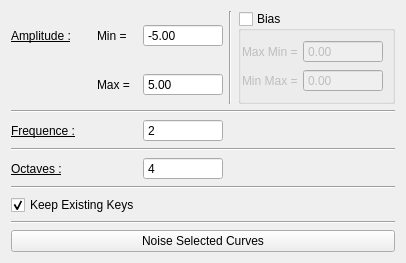
First picture: the form in tools/maya/anim/noiseAnimCurve/ui/noiseAnimCurve.ui, repository snaress/bank, before the edit.
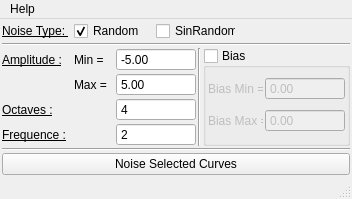
Second picture: the form after the edit.

Commit message:
noiseAnimCurve: Update cmds
Add amplitude bias evaluation
Edit ui with noise options

The edit to the form file:
```diff
--- a/tools/maya/anim/noiseAnimCurve/ui/noiseAnimCurve.ui
+++ b/tools/maya/anim/noiseAnimCurve/ui/noiseAnimCurve.ui
@@ -1,30 +1,140 @@
 <?xml version="1.0" encoding="UTF-8"?>
 <ui version="4.0">
- <class>Form</class>
- <widget class="QWidget" name="Form">
+ <class>MainWindow</class>
+ <widget class="QMainWindow" name="MainWindow">
   <property name="geometry">
    <rect>
     <x>0</x>
     <y>0</y>
-    <width>398</width>
-    <height>237</height>
+    <width>350</width>
+    <height>192</height>
    </rect>
   </property>
   <property name="windowTitle">
    <string>Noise Anim Curve</string>
   </property>
+  <widget class="QWidget" name="centralwidget">
   <layout class="QGridLayout" name="gridLayout_2">
+    <property name="margin">
+     <number>2</number>
+    </property>
+    <property name="spacing">
+     <number>2</number>
+    </property>
+    <item row="0" column="0" colspan="3">
+     <layout class="QHBoxLayout" name="hlNoiseType">
+      <property name="spacing">
+       <number>2</number>
+      </property>
+      <item>
+       <widget class="QLabel" name="lNoiseType">
+        <property name="minimumSize">
+         <size>
+          <width>70</width>
+          <height>0</height>
+         </size>
+        </property>
+        <property name="maximumSize">
+         <size>
+          <width>70</width>
+          <height>16777215</height>
+         </size>
+        </property>
+        <property name="font">
+         <font>
+          <underline>true</underline>
+         </font>
+        </property>
+        <property name="text">
+         <string>Noise Type: </string>
+        </property>
+       </widget>
+      </item>
+      <item>
+       <widget class="QCheckBox" name="cbRandom">
+        <property name="minimumSize">
+         <size>
+          <width>80</width>
+          <height>0</height>
+         </size>
+        </property>
+        <property name="maximumSize">
+         <size>
+          <width>80</width>
+          <height>16777215</height>
+         </size>
+        </property>
+        <property name="text">
+         <string>Random</string>
+        </property>
+        <property name="checked">
+         <bool>true</bool>
+        </property>
+        <property name="autoExclusive">
+         <bool>true</bool>
+        </property>
+       </widget>
+      </item>
+      <item>
+       <widget class="QCheckBox" name="cbSinRandom">
+        <property name="minimumSize">
+         <size>
+          <width>80</width>
+          <height>0</height>
+         </size>
+        </property>
+        <property name="maximumSize">
+         <size>
+          <width>80</width>
+          <height>16777215</height>
+         </size>
+        </property>
+        <property name="text">
+         <string>SinRandom</string>
+        </property>
+        <property name="autoExclusive">
+         <bool>true</bool>
+        </property>
+       </widget>
+      </item>
+      <item>
+       <spacer name="horizontalSpacer">
+        <property name="orientation">
+         <enum>Qt::Horizontal</enum>
+        </property>
+        <property name="sizeHint" stdset="0">
+         <size>
+          <width>40</width>
+          <height>20</height>
+         </size>
+        </property>
+       </spacer>
+      </item>
+     </layout>
+    </item>
+    <item row="1" column="0" colspan="3">
+     <widget class="Line" name="line_3">
+      <property name="orientation">
+       <enum>Qt::Horizontal</enum>
+      </property>
+     </widget>
+    </item>
+    <item row="2" column="0">
+     <layout class="QGridLayout" name="glNoiseParams">
+      <property name="spacing">
+       <number>2</number>
+      </property>
    <item row="0" column="0">
     <widget class="QLabel" name="lAmp">
      <property name="minimumSize">
       <size>
-       <width>80</width>
+          <width>70</width>
        <height>0</height>
       </size>
      </property>
      <property name="maximumSize">
       <size>
-       <width>80</width>
+          <width>70</width>
        <height>16777215</height>
       </size>
      </property>
@@ -85,119 +195,6 @@
      </property>
     </widget>
    </item>
-   <item row="0" column="3" rowspan="2">
-    <widget class="Line" name="line_4">
-     <property name="orientation">
-      <enum>Qt::Vertical</enum>
-     </property>
-    </widget>
-   </item>
-   <item row="0" column="4" rowspan="2">
-    <widget class="QGroupBox" name="gbAmpBias">
-     <property name="title">
-      <string>Bias</string>
-     </property>
-     <property name="checkable">
-      <bool>true</bool>
-     </property>
-     <property name="checked">
-      <bool>false</bool>
-     </property>
-     <layout class="QGridLayout" name="gridLayout">
-      <property name="leftMargin">
-       <number>1</number>
-      </property>
-      <item row="0" column="0">
-       <widget class="QLabel" name="lAmpMaxMin">
-        <property name="minimumSize">
-         <size>
-          <width>55</width>
-          <height>0</height>
-         </size>
-        </property>
-        <property name="maximumSize">
-         <size>
-          <width>55</width>
-          <height>16777215</height>
-         </size>
-        </property>
-        <property name="text">
-         <string>Max Min =</string>
-        </property>
-       </widget>
-      </item>
-      <item row="0" column="1">
-       <widget class="QDoubleSpinBox" name="sbMaxMin">
-        <property name="minimumSize">
-         <size>
-          <width>80</width>
-          <height>0</height>
-         </size>
-        </property>
-        <property name="maximumSize">
-         <size>
-          <width>80</width>
-          <height>16777215</height>
-         </size>
-        </property>
-        <property name="buttonSymbols">
-         <enum>QAbstractSpinBox::NoButtons</enum>
-        </property>
-        <property name="minimum">
-         <double>-999999.000000000000000</double>
-        </property>
-        <property name="maximum">
-         <double>999999.000000000000000</double>
-        </property>
-       </widget>
-      </item>
-      <item row="1" column="0">
-       <widget class="QLabel" name="lAmpMinMax">
-        <property name="minimumSize">
-         <size>
-          <width>55</width>
-          <height>0</height>
-         </size>
-        </property>
-        <property name="maximumSize">
-         <size>
-          <width>55</width>
-          <height>16777215</height>
-         </size>
-        </property>
-        <property name="text">
-         <string>Min Max =</string>
-        </property>
-       </widget>
-      </item>
-      <item row="1" column="1">
-       <widget class="QDoubleSpinBox" name="sbMinMax">
-        <property name="minimumSize">
-         <size>
-          <width>80</width>
-          <height>0</height>
-         </size>
-        </property>
-        <property name="maximumSize">
-         <size>
-          <width>80</width>
-          <height>16777215</height>
-         </size>
-        </property>
-        <property name="buttonSymbols">
-         <enum>QAbstractSpinBox::NoButtons</enum>
-        </property>
-        <property name="minimum">
-         <double>-999999.000000000000000</double>
-        </property>
-        <property name="maximum">
-         <double>999999.000000000000000</double>
-        </property>
-       </widget>
-      </item>
-     </layout>
-    </widget>
-   </item>
    <item row="1" column="1">
     <widget class="QLabel" name="lAmpMax">
      <property name="minimumSize">
@@ -245,10 +242,55 @@
      </property>
     </widget>
    </item>
-   <item row="2" column="0" colspan="5">
-    <widget class="Line" name="line">
-     <property name="orientation">
-      <enum>Qt::Horizontal</enum>
+      <item row="2" column="0">
+       <widget class="QLabel" name="lOctave">
+        <property name="minimumSize">
+         <size>
+          <width>70</width>
+          <height>0</height>
+         </size>
+        </property>
+        <property name="maximumSize">
+         <size>
+          <width>70</width>
+          <height>16777215</height>
+         </size>
+        </property>
+        <property name="font">
+         <font>
+          <underline>true</underline>
+         </font>
+        </property>
+        <property name="text">
+         <string>Octaves :</string>
+        </property>
+       </widget>
+      </item>
+      <item row="2" column="2">
+       <widget class="QSpinBox" name="sbOctaves">
+        <property name="minimumSize">
+         <size>
+          <width>80</width>
+          <height>0</height>
+         </size>
+        </property>
+        <property name="maximumSize">
+         <size>
+          <width>80</width>
+          <height>16777215</height>
+         </size>
+        </property>
+        <property name="buttonSymbols">
+         <enum>QAbstractSpinBox::NoButtons</enum>
+        </property>
+        <property name="minimum">
+         <number>1</number>
+        </property>
+        <property name="maximum">
+         <number>9999</number>
+        </property>
+        <property name="value">
+         <number>4</number>
      </property>
     </widget>
    </item>
@@ -256,13 +298,13 @@
     <widget class="QLabel" name="lFreq">
      <property name="minimumSize">
       <size>
-       <width>80</width>
+          <width>70</width>
        <height>0</height>
       </size>
      </property>
      <property name="maximumSize">
       <size>
-       <width>80</width>
+          <width>70</width>
        <height>16777215</height>
       </size>
      </property>
@@ -304,90 +346,135 @@
      </property>
     </widget>
    </item>
-   <item row="4" column="0" colspan="5">
+     </layout>
+    </item>
+    <item row="2" column="1">
     <widget class="Line" name="line_2">
      <property name="orientation">
-      <enum>Qt::Horizontal</enum>
+       <enum>Qt::Vertical</enum>
      </property>
     </widget>
    </item>
-   <item row="5" column="0">
-    <widget class="QLabel" name="lOctave">
-     <property name="minimumSize">
-      <size>
-       <width>80</width>
-       <height>0</height>
-      </size>
-     </property>
-     <property name="maximumSize">
-      <size>
-       <width>80</width>
-       <height>16777215</height>
-      </size>
-     </property>
-     <property name="font">
-      <font>
-       <underline>true</underline>
-      </font>
-     </property>
-     <property name="text">
-      <string>Octaves :</string>
-     </property>
-    </widget>
-   </item>
-   <item row="5" column="2">
-    <widget class="QSpinBox" name="sbOctaves">
-     <property name="minimumSize">
-      <size>
-       <width>80</width>
-       <height>0</height>
-      </size>
-     </property>
-     <property name="maximumSize">
-      <size>
-       <width>80</width>
-       <height>16777215</height>
-      </size>
-     </property>
-     <property name="buttonSymbols">
-      <enum>QAbstractSpinBox::NoButtons</enum>
-     </property>
-     <property name="minimum">
-      <number>1</number>
-     </property>
-     <property name="maximum">
-      <number>9999</number>
-     </property>
-     <property name="value">
-      <number>4</number>
-     </property>
-    </widget>
-   </item>
-   <item row="6" column="0" colspan="5">
-    <widget class="Line" name="line_3">
-     <property name="orientation">
-      <enum>Qt::Horizontal</enum>
-     </property>
-    </widget>
-   </item>
-   <item row="7" column="0" colspan="3">
-    <widget class="QCheckBox" name="cbKeepKeys">
-     <property name="text">
-      <string>Keep Existing Keys</string>
-     </property>
-     <property name="checked">
+    <item row="2" column="2">
+     <widget class="QGroupBox" name="gbBias">
+      <property name="title">
+       <string>Bias</string>
+      </property>
+      <property name="flat">
+       <bool>false</bool>
+      </property>
+      <property name="checkable">
       <bool>true</bool>
      </property>
-    </widget>
-   </item>
-   <item row="8" column="0" colspan="5">
-    <widget class="Line" name="line_5">
+      <property name="checked">
+       <bool>false</bool>
+      </property>
+      <layout class="QGridLayout" name="gridLayout">
+       <property name="margin">
+        <number>2</number>
+       </property>
+       <property name="spacing">
+        <number>2</number>
+       </property>
+       <item row="0" column="0">
+        <widget class="QLabel" name="lBiasMin">
+         <property name="minimumSize">
+          <size>
+           <width>55</width>
+           <height>0</height>
+          </size>
+         </property>
+         <property name="maximumSize">
+          <size>
+           <width>55</width>
+           <height>16777215</height>
+          </size>
+         </property>
+         <property name="text">
+          <string>Bias Min =</string>
+         </property>
+        </widget>
+       </item>
+       <item row="0" column="1">
+        <widget class="QDoubleSpinBox" name="sbBiasMin">
+         <property name="minimumSize">
+          <size>
+           <width>80</width>
+           <height>0</height>
+          </size>
+         </property>
+         <property name="maximumSize">
+          <size>
+           <width>80</width>
+           <height>16777215</height>
+          </size>
+         </property>
+         <property name="buttonSymbols">
+          <enum>QAbstractSpinBox::NoButtons</enum>
+         </property>
+         <property name="minimum">
+          <double>-999999.000000000000000</double>
+         </property>
+         <property name="maximum">
+          <double>999999.000000000000000</double>
+         </property>
+        </widget>
+       </item>
+       <item row="1" column="0">
+        <widget class="QLabel" name="lBiasMax">
+         <property name="minimumSize">
+          <size>
+           <width>55</width>
+           <height>0</height>
+          </size>
+         </property>
+         <property name="maximumSize">
+          <size>
+           <width>55</width>
+           <height>16777215</height>
+          </size>
+         </property>
+         <property name="text">
+          <string>Bias Max =</string>
+         </property>
+        </widget>
+       </item>
+       <item row="1" column="1">
+        <widget class="QDoubleSpinBox" name="sbBiasMax">
+         <property name="minimumSize">
+          <size>
+           <width>80</width>
+           <height>0</height>
+          </size>
+         </property>
+         <property name="maximumSize">
+          <size>
+           <width>80</width>
+           <height>16777215</height>
+          </size>
+         </property>
+         <property name="buttonSymbols">
+          <enum>QAbstractSpinBox::NoButtons</enum>
+         </property>
+         <property name="minimum">
+          <double>-999999.000000000000000</double>
+         </property>
+         <property name="maximum">
+          <double>999999.000000000000000</double>
+         </property>
+        </widget>
+       </item>
+      </layout>
+     </widget>
+    </item>
+    <item row="3" column="0" colspan="3">
+     <widget class="Line" name="line">
      <property name="orientation">
       <enum>Qt::Horizontal</enum>
      </property>
     </widget>
    </item>
-   <item row="9" column="0" colspan="5">
+    <item row="4" column="0" colspan="3">
     <widget class="QPushButton" name="bNoise">
      <property name="text">
       <string>Noise Selected Curves</string>
@@ -395,6 +482,37 @@
     </widget>
    </item>
   </layout>
+  </widget>
+  <widget class="QMenuBar" name="menubar">
+   <property name="geometry">
+    <rect>
+     <x>0</x>
+     <y>0</y>
+     <width>350</width>
+     <height>21</height>
+    </rect>
+   </property>
+   <widget class="QMenu" name="menuHelp">
+    <property name="title">
+     <string>Help</string>
+    </property>
+    <addaction name="miToolTips"/>
+   </widget>
+   <addaction name="menuHelp"/>
+  </widget>
+  <widget class="QStatusBar" name="statusbar">
+   <property name="sizeGripEnabled">
+    <bool>true</bool>
+   </property>
+  </widget>
+  <action name="miToolTips">
+   <property name="checkable">
+    <bool>true</bool>
+   </property>
+   <property name="text">
+    <string>Tool Tips</string>
+   </property>
+  </action>
  </widget>
  <resources/>
  <connections/>
```
Left out of the diff: 3 changed lines with no effect on the pictures. Lines whose indentation alone changed are shown as unchanged. The commit also changes 2 other files.
